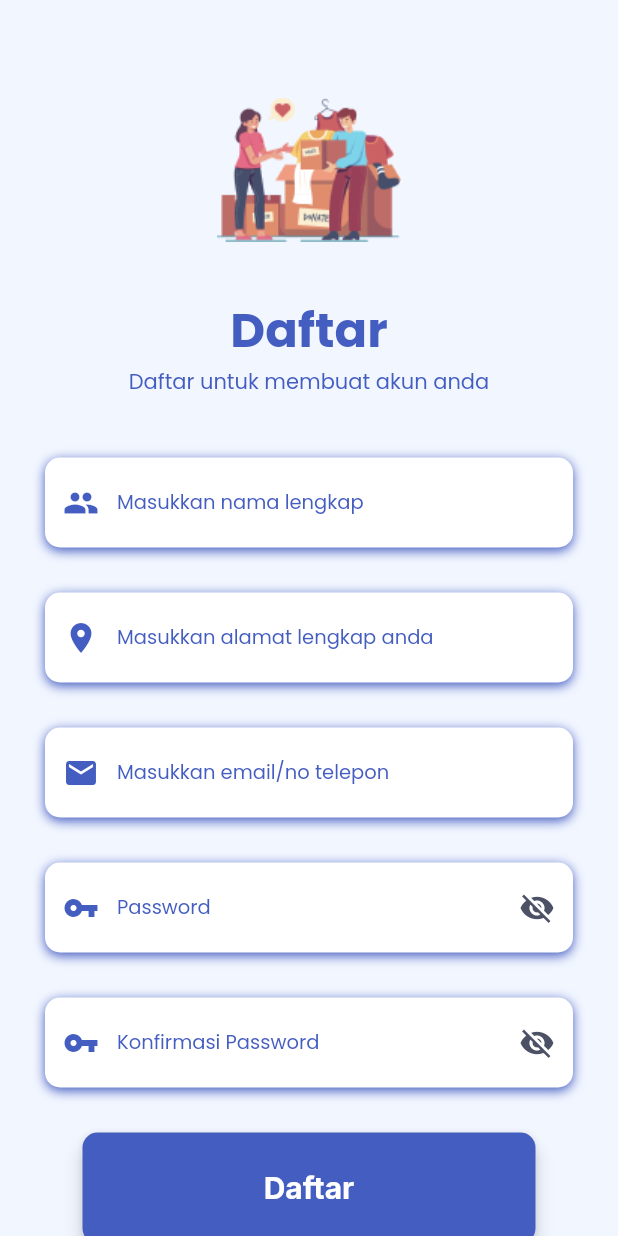
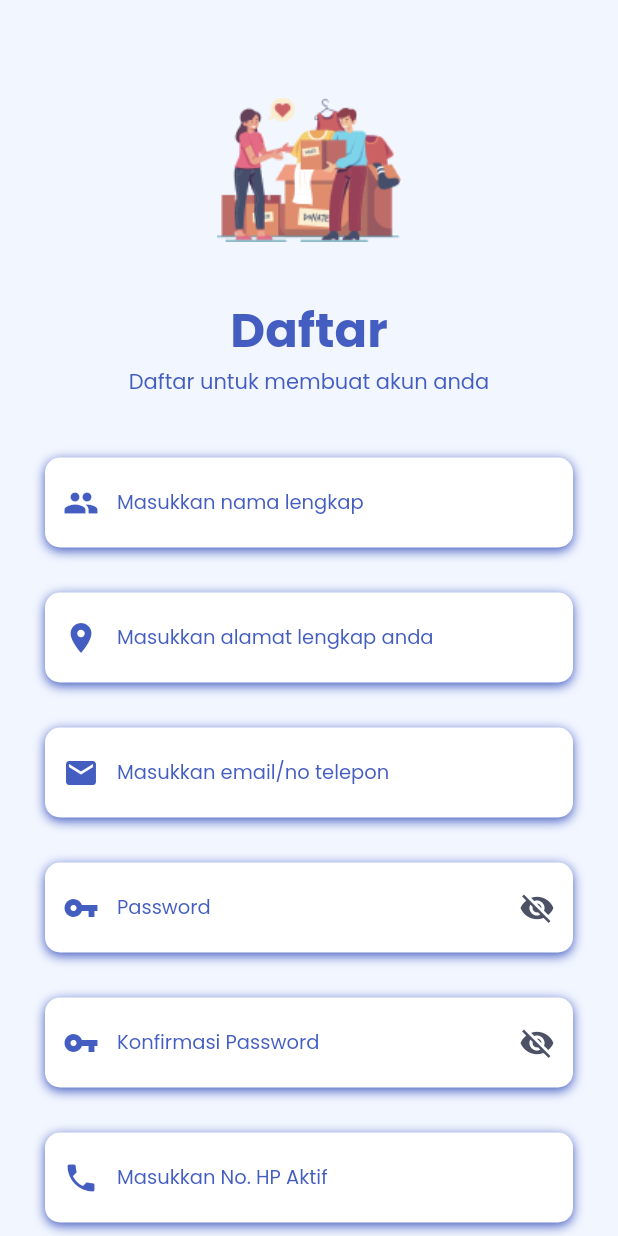
Before and after one commit to vasyillakafy/mobile_framework_kel5, a Flutter app: the register screen opened directly, on a phone screen of 412 x 824 dp. Run offline on Flutter 3.47's test engine with Material 2 defaults, Android fonts, the phone set to English and light mode, and no system bars; our stand-ins replace google_fonts; missing offline and left inert: dart:html.

Commit message:
update register

```diff
--- a/lib/screen/register.dart
+++ b/lib/screen/register.dart
@@ -16,10 +16,9 @@ class _registerState extends State<register> {
   TextEditingController c_nama = new TextEditingController();
   TextEditingController c_email = new TextEditingController();
   TextEditingController c_alamat = new TextEditingController();
-  TextEditingController c_nohp = new TextEditingController();
-  TextEditingController c_foto = new TextEditingController();
   TextEditingController c_password = new TextEditingController();
   TextEditingController c_conpassword = new TextEditingController();
+  TextEditingController c_nohp = new TextEditingController();
 
   // String foto = "1.jpg";
   // void register() {
@@ -38,24 +37,28 @@ class _registerState extends State<register> {
   String foto = "1.jpg";
   Future<void> register() async {
     if (c_nama.text.isNotEmpty &&
+        c_alamat.text.isNotEmpty &&
         c_email.text.isNotEmpty &&
         c_password.text.isNotEmpty &&
         c_conpassword.text.isNotEmpty &&
-        c_alamat.text.isNotEmpty) {
+        c_nohp.text.isNotEmpty) {
       var response =
-          await http.post(Uri.parse("http://192.168.1.7:8000/api/register"),
+          await http.post(Uri.parse("http://10.10.3.143:8000/api/register"),
               body: ({
                 'nama': c_nama.text,
-                'alamat': c_alamat.text,
                 'email': c_email.text,
                 'password': c_password.text,
+                'alamat': c_alamat.text,
+                'no_hp': c_nohp.text,
                 'foto': foto
               }));
 
       if (c_password.text == c_conpassword.text) {
         if (response.statusCode == 200) {
           Navigator.push(
-              context, MaterialPageRoute(builder: (context) => BottomNav()));
+              context, MaterialPageRoute(builder: (context) => LoginScreen()));
+          ScaffoldMessenger.of(context)
+              .showSnackBar(SnackBar(content: Text("Berhasil Mendaftar")));
         } else {
           ScaffoldMessenger.of(context).showSnackBar(SnackBar(
               content: Text(
@@ -142,6 +145,10 @@ class _registerState extends State<register> {
                         SizedBox(
                           height: 30,
                         ),
+                        nohp(),
+                        SizedBox(
+                          height: 30,
+                        ),
                         buildRegisterButton(),
                         SizedBox(
                           height: 30,
@@ -221,6 +228,45 @@ class _registerState extends State<register> {
                     color: color_font,
                   ),
                   hintText: 'Masukkan nama lengkap',
+                  hintStyle: defaultText.subtitle1?.apply(color: color_font)),
+            ),
+          ),
+        ],
+      ),
+    );
+  }
+
+  Widget nohp() {
+    return Padding(
+      padding: EdgeInsets.symmetric(horizontal: 10.0),
+      child: Column(
+        crossAxisAlignment: CrossAxisAlignment.start,
+        children: [
+          Container(
+            height: 60,
+            alignment: Alignment.centerLeft,
+            decoration: BoxDecoration(
+                color: Colors.white,
+                borderRadius: BorderRadius.circular(10),
+                boxShadow: [
+                  BoxShadow(
+                    color: color_font,
+                    blurRadius: 6,
+                    offset: Offset(0, 2),
+                  )
+                ]),
+            child: TextField(
+              controller: c_nohp,
+              keyboardType: TextInputType.number,
+              style: TextStyle(color: color_font),
+              decoration: InputDecoration(
+                  border: InputBorder.none,
+                  contentPadding: EdgeInsets.only(top: 14),
+                  prefixIcon: Icon(
+                    Icons.phone,
+                    color: color_font,
+                  ),
+                  hintText: 'Masukkan No. HP Aktif',
                   hintStyle: defaultText.subtitle1?.apply(color: color_font)),
             ),
           ),
```
